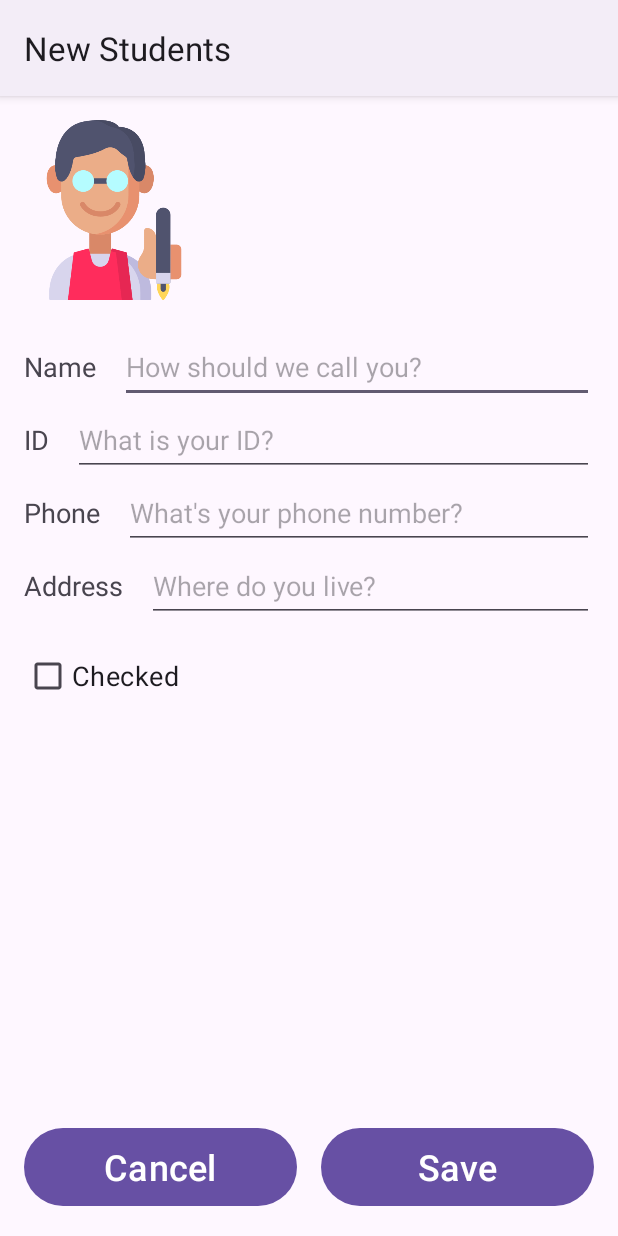
After one commit to iyehuda/students-app, an Android app: the NewStudentActivity screen opened directly, with no data from a screen before it, on a phone screen of 412 x 824 dp. The commit adds this screen. Run offline under Robolectric (Android 15) with nearby library versions, the phone set to English and light mode, and no system bars.

Commit message:
Add NewStudent activity
* Added activity for adding new students
* Renamed strings to snake case

```diff
--- a/app/src/main/AndroidManifest.xml
+++ b/app/src/main/AndroidManifest.xml
@@ -13,13 +13,19 @@
         android:theme="@style/Theme.StudentsApp"
         tools:targetApi="31">
         <activity
+            android:name=".NewStudentActivity"
+            android:exported="true"
+            android:label="New Students">
+        </activity>
+        <activity
             android:name=".StudentListActivity"
-            android:exported="true">
+            android:exported="true"
+            android:label="Students List">
             <intent-filter>
                 <action android:name="android.intent.action.MAIN" />
-
                 <category android:name="android.intent.category.LAUNCHER" />
             </intent-filter>
         </activity>
     </application>
+
 </manifest>
--- /dev/null
+++ b/app/src/main/java/com/iyehuda/studentsapp/NewStudentActivity.kt
@@ -0,0 +1,11 @@
+package com.iyehuda.studentsapp
+
+import android.os.Bundle
+import androidx.appcompat.app.AppCompatActivity
+
+class NewStudentActivity : AppCompatActivity() {
+    override fun onCreate(savedInstanceState: Bundle?) {
+        super.onCreate(savedInstanceState)
+        setContentView(R.layout.activity_new_student)
+    }
+}
--- /dev/null
+++ b/app/src/main/res/layout/activity_new_student.xml
@@ -0,0 +1,165 @@
+<?xml version="1.0" encoding="utf-8"?>
+<androidx.constraintlayout.widget.ConstraintLayout xmlns:android="http://schemas.android.com/apk/res/android"
+    xmlns:app="http://schemas.android.com/apk/res-auto"
+    xmlns:tools="http://schemas.android.com/tools"
+    android:id="@+id/main"
+    android:layout_width="match_parent"
+    android:layout_height="match_parent"
+    tools:context=".NewStudentActivity">
+
+    <ImageView
+        android:id="@+id/imageView"
+        android:layout_width="120dp"
+        android:layout_height="120dp"
+        android:layout_marginStart="16dp"
+        android:layout_marginTop="16dp"
+        android:importantForAccessibility="no"
+        app:layout_constraintStart_toStartOf="parent"
+        app:layout_constraintTop_toTopOf="parent"
+        app:srcCompat="@drawable/student" />
+
+    <TextView
+        android:id="@+id/nameLabel"
+        android:layout_width="wrap_content"
+        android:layout_height="wrap_content"
+        android:layout_marginStart="16dp"
+        android:layout_marginTop="32dp"
+        android:text="@string/name_label"
+        android:textSize="18sp"
+        app:layout_constraintStart_toStartOf="parent"
+        app:layout_constraintTop_toBottomOf="@+id/imageView" />
+
+    <TextView
+        android:id="@+id/idLabel"
+        android:layout_width="wrap_content"
+        android:layout_height="wrap_content"
+        android:layout_marginStart="16dp"
+        android:layout_marginTop="24dp"
+        android:text="@string/id_label"
+        android:textSize="18sp"
+        app:layout_constraintStart_toStartOf="parent"
+        app:layout_constraintTop_toBottomOf="@+id/nameLabel" />
+
+    <TextView
+        android:id="@+id/phoneLabel"
+        android:layout_width="wrap_content"
+        android:layout_height="wrap_content"
+        android:layout_marginStart="16dp"
+        android:layout_marginTop="24dp"
+        android:text="@string/phone_label"
+        android:textSize="18sp"
+        app:layout_constraintStart_toStartOf="parent"
+        app:layout_constraintTop_toBottomOf="@+id/idLabel" />
+
+    <TextView
+        android:id="@+id/addressLabel"
+        android:layout_width="wrap_content"
+        android:layout_height="wrap_content"
+        android:layout_marginStart="16dp"
+        android:layout_marginTop="24dp"
+        android:text="@string/address_label"
+        android:textSize="18sp"
+        app:layout_constraintStart_toStartOf="parent"
+        app:layout_constraintTop_toBottomOf="@+id/phoneLabel" />
+
+    <EditText
+        android:id="@+id/nameInput"
+        android:layout_width="0dp"
+        android:layout_height="wrap_content"
+        android:layout_marginStart="16dp"
+        android:layout_marginEnd="16dp"
+        android:autofillHints="name"
+        android:hint="@string/name_hint"
+        android:inputType="text"
+        android:minHeight="48dp"
+        app:layout_constraintBottom_toBottomOf="@+id/nameLabel"
+        app:layout_constraintEnd_toEndOf="parent"
+        app:layout_constraintStart_toEndOf="@+id/nameLabel"
+        app:layout_constraintTop_toTopOf="@+id/nameLabel"
+        tools:ignore="TextContrastCheck" />
+
+    <EditText
+        android:importantForAutofill="no"
+        android:id="@+id/idInput"
+        android:layout_width="0dp"
+        android:layout_height="wrap_content"
+        android:layout_marginStart="16dp"
+        android:layout_marginEnd="16dp"
+        android:hint="@string/id_hint"
+        android:inputType="text"
+        android:minHeight="48dp"
+        app:layout_constraintBottom_toBottomOf="@+id/idLabel"
+        app:layout_constraintEnd_toEndOf="parent"
+        app:layout_constraintStart_toEndOf="@+id/idLabel"
+        app:layout_constraintTop_toTopOf="@+id/idLabel"
+        tools:ignore="TextContrastCheck" />
+
+    <EditText
+        android:id="@+id/phoneInput"
+        android:layout_width="0dp"
+        android:layout_height="wrap_content"
+        android:layout_marginStart="16dp"
+        android:layout_marginEnd="16dp"
+        android:autofillHints="phone"
+        android:hint="@string/phone_hint"
+        android:inputType="phone"
+        android:minHeight="48dp"
+        app:layout_constraintBottom_toBottomOf="@+id/phoneLabel"
+        app:layout_constraintEnd_toEndOf="parent"
+        app:layout_constraintStart_toEndOf="@+id/phoneLabel"
+        app:layout_constraintTop_toTopOf="@+id/phoneLabel"
+        tools:ignore="TextContrastCheck" />
+
+    <EditText
+        android:id="@+id/addressInput"
+        android:layout_width="0dp"
+        android:layout_height="wrap_content"
+        android:layout_marginStart="16dp"
+        android:layout_marginEnd="16dp"
+        android:autofillHints="postalAddress"
+        android:hint="@string/address_hint"
+        android:inputType="textPostalAddress"
+        android:minHeight="48dp"
+        app:layout_constraintBottom_toBottomOf="@+id/addressLabel"
+        app:layout_constraintEnd_toEndOf="parent"
+        app:layout_constraintStart_toEndOf="@+id/addressLabel"
+        app:layout_constraintTop_toTopOf="@+id/addressLabel"
+        tools:ignore="TextContrastCheck" />
+
+    <CheckBox
+        android:id="@+id/checkInput"
+        android:layout_width="wrap_content"
+        android:layout_height="wrap_content"
+        android:layout_marginStart="16dp"
+        android:layout_marginTop="24dp"
+        android:text="@string/checked_label"
+        android:textSize="18sp"
+        app:layout_constraintStart_toStartOf="parent"
+        app:layout_constraintTop_toBottomOf="@+id/addressLabel" />
+
+    <Button
+        android:id="@+id/saveNewStudentButton"
+        android:layout_width="0dp"
+        android:layout_height="60dp"
+        android:layout_marginStart="8dp"
+        android:layout_marginEnd="16dp"
+        android:layout_marginBottom="16dp"
+        android:text="@string/save_button_text"
+        android:textSize="24sp"
+        app:layout_constraintBottom_toBottomOf="parent"
+        app:layout_constraintEnd_toEndOf="parent"
+        app:layout_constraintStart_toEndOf="@+id/saveNewStudentButton2" />
+
+    <Button
+        android:id="@+id/saveNewStudentButton2"
+        android:layout_width="0dp"
+        android:layout_height="60dp"
+        android:layout_marginStart="16dp"
+        android:layout_marginEnd="8dp"
+        android:layout_marginBottom="16dp"
+        android:text="@android:string/cancel"
+        android:textSize="24sp"
+        app:layout_constraintBottom_toBottomOf="parent"
+        app:layout_constraintEnd_toStartOf="@+id/saveNewStudentButton"
+        app:layout_constraintStart_toStartOf="parent" />
+</androidx.constraintlayout.widget.ConstraintLayout>
--- a/app/src/main/res/layout/activity_student_list.xml
+++ b/app/src/main/res/layout/activity_student_list.xml
@@ -23,7 +23,7 @@
         android:layout_height="wrap_content"
         android:layout_marginEnd="16dp"
         android:layout_marginBottom="16dp"
-        android:text="@string/addStudentButtonText"
+        android:text="@string/add_student_button_text"
         app:layout_constraintBottom_toBottomOf="parent"
         app:layout_constraintEnd_toEndOf="parent" />
 
--- a/app/src/main/res/values/strings.xml
+++ b/app/src/main/res/values/strings.xml
@@ -1,4 +1,14 @@
 <resources>
     <string name="app_name">Students App</string>
-    <string name="addStudentButtonText">+</string>
+    <string name="add_student_button_text">+</string>
+    <string name="save_button_text">Save</string>
+    <string name="name_label">Name</string>
+    <string name="id_label">ID</string>
+    <string name="phone_label">Phone</string>
+    <string name="address_label">Address</string>
+    <string name="checked_label">Checked</string>
+    <string name="name_hint">How should we call you?</string>
+    <string name="id_hint">What is your ID?</string>
+    <string name="address_hint">Where do you live?</string>
+    <string name="phone_hint">What\'s your phone number?</string>
 </resources>
```
